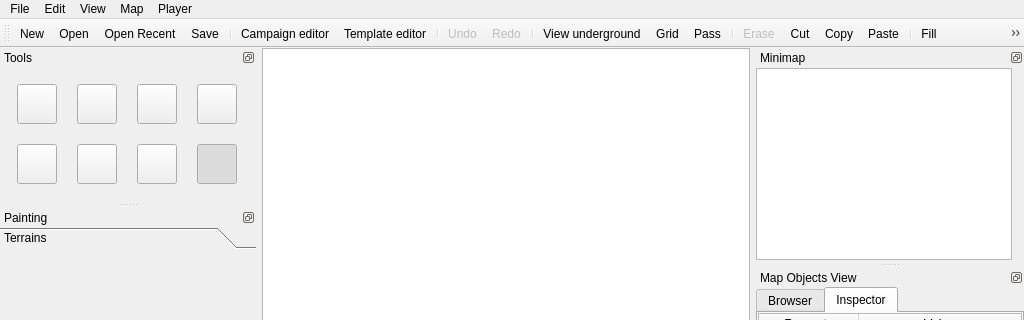
First picture: the form in mapeditor/mainwindow.ui, repository vcmi/vcmi, before the edit; both pictures show x 0 to 1024 and y 0 to 320 of the 1024 by 768 pixel window.
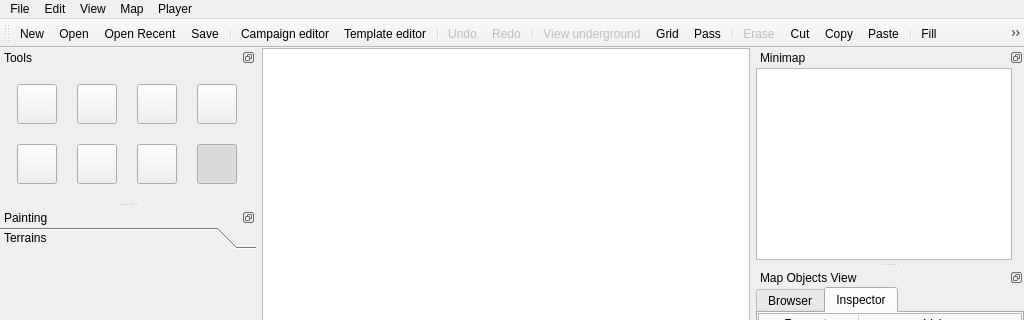
Second picture: the form after the edit. Custom widgets are drawn as their Qt base class.

Commit message: fix -> not enabled when map not loaded

Patch:
```diff
--- a/mapeditor/mainwindow.ui
+++ b/mapeditor/mainwindow.ui
@@ -1090,6 +1090,9 @@
    </property>
   </action>
   <action name="actionLevel">
+   <property name="enabled">
+    <bool>false</bool>
+   </property>
    <property name="text">
     <string>View underground</string>
    </property>
```
Left out of the diff: 3 changed lines with no effect on the pictures. The commit also changes 1 other file.
